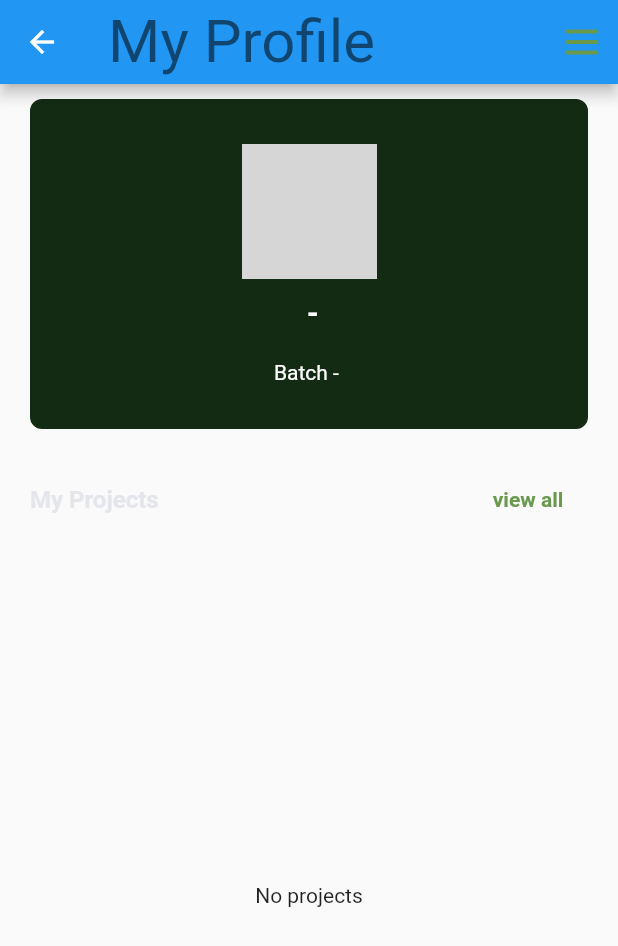
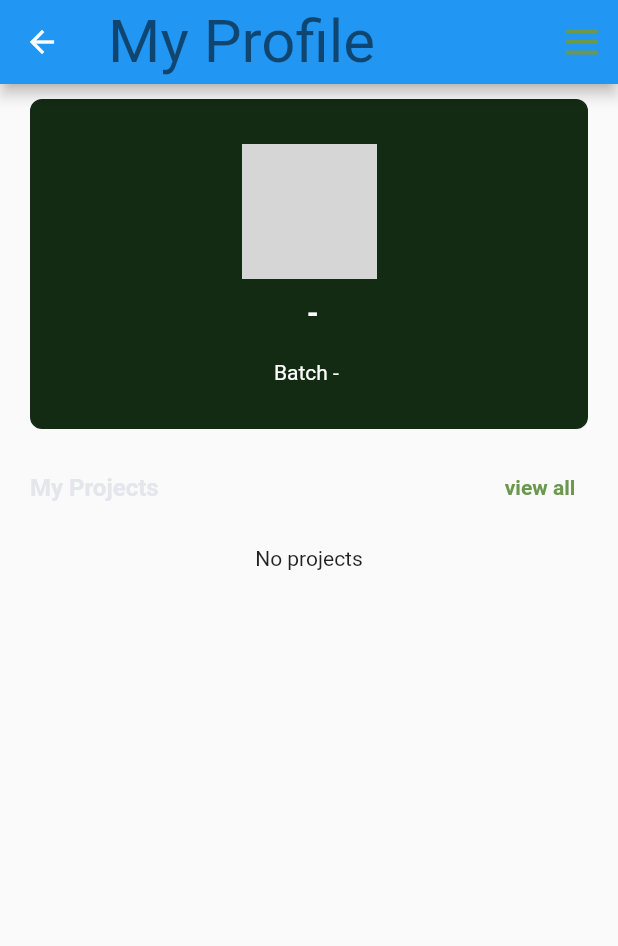
Before and after one commit to MAGHPMallawaarachchi/scholarsync-mobile-app, a Flutter app: the MyProfilePage screen opened directly, on a phone screen of 412 x 824 dp. Shown: the top 946 px of the screen. Run offline on Flutter 3.47's test engine with Material 2 defaults, Android fonts, the phone set to English and light mode, and no system bars; our stand-ins replace calendar_view, cloud_firestore, expandable_text, firebase_auth, firebase_core, firebase_storage and 3 more; accounts and stored records are empty; network calls fail; project files that could hold a hidden picture were left out; grey boxes are pictures that could not be loaded.

Commit message:
fix: reload issue of students profile

```diff
--- a/lib/model/student.dart
+++ b/lib/model/student.dart
@@ -22,7 +22,7 @@ class Student {
         "https://t3.ftcdn.net/jpg/03/46/83/96/360_F_346839683_6nAPzbhpSkIpb8pmAwufkC7c5eD7wYws.jpg",
   });
 
-  Map<String, dynamic> toMap() {
+  Map<String, dynamic> toJson() {
     return {
       'id': id,
       'email': email,
--- a/lib/views/pages/my_profile/my_profile_page.dart
+++ b/lib/views/pages/my_profile/my_profile_page.dart
@@ -7,11 +7,10 @@ import 'package:scholarsync/views/pages/my_profile/widgets/project_box.dart';
 import 'package:scholarsync/views/widgets/app_bar.dart';
 import 'package:scholarsync/views/pages/my_profile/widgets/profile_info.dart';
 import '../../../model/project.dart';
-import '../../../model/student.dart';
 import '../../../themes/app_theme.dart';
 
 class MyProfilePage extends StatefulWidget {
-  const MyProfilePage({super.key});
+  const MyProfilePage({Key? key}) : super(key: key);
 
   @override
   State<MyProfilePage> createState() => _MyProfilePageState();
@@ -20,9 +19,10 @@ class MyProfilePage extends StatefulWidget {
 class _MyProfilePageState extends State<MyProfilePage> {
   final StudentService studentService = StudentService();
 
-  Future<Student?> _fetchUser() async {
-    final userData = await studentService.fetchStudentData();
-    return userData;
+  Future<void> _refreshStudentData() async {
+    await Future.delayed(const Duration(seconds: 1));
+    await studentService.fetchStudentData();
+    setState(() {});
   }
 
   @override
@@ -40,33 +40,12 @@ class _MyProfilePageState extends State<MyProfilePage> {
           },
         ),
       ),
-        body: FutureBuilder(
-            future: _fetchUser(),
-            builder: (context, snapshot) {
-              if (snapshot.connectionState == ConnectionState.waiting) {
-                return const Center(
-                    child: CircularProgressIndicator(
-                  color: CommonColors.secondaryGreenColor,
-                ));
-              } else if (snapshot.hasError) {
-                return const Center(child: Text('Error'));
-              } else {
-                final student = snapshot.data!;
-                return Padding(
-                  padding:
-                      const EdgeInsets.symmetric(horizontal: 20, vertical: 10),
+      body: SingleChildScrollView(
+        child: Padding(
+          padding: const EdgeInsets.symmetric(horizontal: 20, vertical: 10),
           child: Column(
-                    crossAxisAlignment: CrossAxisAlignment.start,
             children: [
-                      ProfileInfo(
-                        id: student.id,
-                        profileImageUrl: student.profileImageUrl!,
-                        firstName: student.firstName,
-                        lastName: student.lastName,
-                        degreeProgram: student.degreeProgram,
-                        batch: student.batch,
-                        studentId: student.studentId,
-                      ),
+              const ProfileInfo(),
               const SizedBox(height: 15),
               Row(
                 mainAxisAlignment: MainAxisAlignment.spaceBetween,
@@ -78,14 +57,8 @@ class _MyProfilePageState extends State<MyProfilePage> {
                   TextButton(
                     onPressed: () {
                       Route route = MaterialPageRoute(
-                                  builder: (context) => const MyProjectsPage());
-                              Navigator.push(context, route);
-                            },
-                            child: TextButton(
-                              onPressed: () {
-                                Route route = MaterialPageRoute(
-                                    builder: (context) =>
-                                        const MyProjectsPage());
+                        builder: (context) => const MyProjectsPage(),
+                      );
                       Navigator.push(context, route);
                     },
                     child: Text(
@@ -93,12 +66,10 @@ class _MyProfilePageState extends State<MyProfilePage> {
                       style: getTextTheme(context, true).displaySmall,
                     ),
                   ),
-                          ),
                 ],
               ),
               const SizedBox(height: 15),
-                      Expanded(
-                        child: FutureBuilder(
+              FutureBuilder(
                 future: studentService.fetchProjectsForStudent(),
                 builder: (context, projectSnapshot) {
                   if (projectSnapshot.connectionState ==
@@ -110,12 +81,15 @@ class _MyProfilePageState extends State<MyProfilePage> {
                     );
                   } else if (projectSnapshot.hasError) {
                     return Center(
-                                  child: Text('Error${projectSnapshot.error}'));
+                      child: Text('Error${projectSnapshot.error}'),
+                    );
                   } else if (projectSnapshot.data != null &&
                       projectSnapshot.data!.isNotEmpty) {
-                              final List<Project>? projects =
-                                  projectSnapshot.data;
-                              return CustomScrollView(
+                    final List<Project>? projects = projectSnapshot.data;
+                    return SizedBox(
+                      height: MediaQuery.of(context).size.height *
+                          0.4, // Adjust the height as needed
+                      child: CustomScrollView(
                         physics: const BouncingScrollPhysics(),
                         slivers: [
                           SliverPadding(
@@ -132,38 +106,36 @@ class _MyProfilePageState extends State<MyProfilePage> {
                                   if (index < projects.length) {
                                     final project = projects[index];
                                     return ProjectBox(
-                                              projectNumber:
-                                                  (index + 1).toString(),
+                                      projectNumber: (index + 1).toString(),
                                       projectName: project.name,
-                                              date:
-                                                  FormatDate.projectformatDate(
-                                                      DateTime.parse(project
-                                                          .date
-                                                          .toString())),
+                                      date: FormatDate.projectformatDate(
+                                        DateTime.parse(
+                                          project.date.toString(),
+                                        ),
+                                      ),
                                       githubLink: project.link,
                                     );
                                   } else {
                                     return Container();
                                   }
                                 },
-                                        childCount: projects!.length < 4
-                                            ? projects.length
-                                            : 4,
+                                childCount:
+                                    projects!.length < 4 ? projects.length : 4,
                               ),
                             ),
                           ),
                         ],
+                      ),
                     );
                   } else {
                     return const Center(child: Text('No projects'));
                   }
                 },
               ),
+            ],
           ),
-                    ],
+        ),
       ),
     );
   }
-            }));
 }
-}
--- a/lib/views/pages/my_profile/widgets/profile_info.dart
+++ b/lib/views/pages/my_profile/widgets/profile_info.dart
@@ -1,27 +1,13 @@
 import 'package:flutter/material.dart';
 import 'package:scholarsync/constants/icon_constants.dart';
 import 'package:scholarsync/controllers/student_service.dart';
+import 'package:scholarsync/model/student.dart';
 import 'package:scholarsync/themes/palette.dart';
 import '../../../widgets/circular_icon_button.dart';
 
 class ProfileInfo extends StatefulWidget {
-  final String firstName;
-  final String lastName;
-  final String degreeProgram;
-  final String batch;
-  final String studentId;
-  final String profileImageUrl;
-  final String id;
-
   const ProfileInfo({
     super.key,
-    required this.firstName,
-    required this.lastName,
-    required this.degreeProgram,
-    required this.batch,
-    required this.studentId,
-    required this.profileImageUrl,
-    required this.id,
   });
 
   @override
@@ -30,6 +16,13 @@ class ProfileInfo extends StatefulWidget {
 
 class _ProfileInfoState extends State<ProfileInfo> {
   final StudentService studentService = StudentService();
+
+  @override
+  void initState() {
+    super.initState();
+    studentService.fetchStudentData();
+    setState(() {});
+  }
 
   @override
   Widget build(BuildContext context) {
@@ -44,7 +37,20 @@ class _ProfileInfoState extends State<ProfileInfo> {
         ),
         borderRadius: BorderRadius.circular(8.0),
       ),
-      child: Column(
+      child: FutureBuilder<Student?>(
+          future: studentService.fetchStudentData(),
+          builder: (context, snapshot) {
+            if (snapshot.connectionState == ConnectionState.waiting) {
+              return const Center(
+                child: CircularProgressIndicator(
+                  color: CommonColors.secondaryGreenColor,
+                ),
+              );
+            } else if (snapshot.hasError) {
+              return const Center(child: Text('Error fetching data'));
+            } else if (snapshot.hasData) {
+              final student = snapshot.data!;
+              return Column(
                 mainAxisAlignment: MainAxisAlignment.center,
                 children: [
                   Stack(
@@ -57,7 +63,8 @@ class _ProfileInfoState extends State<ProfileInfo> {
                         ),
                         child: Center(
                           child: CircleAvatar(
-                    backgroundImage: NetworkImage(widget.profileImageUrl),
+                            backgroundImage:
+                                NetworkImage(student.profileImageUrl!),
                             radius: 90 / 2,
                           ),
                         ),
@@ -70,9 +77,8 @@ class _ProfileInfoState extends State<ProfileInfo> {
                           iconAsset: IconConstants.cameraIcon,
                           iconColor: CommonColors.whiteColor,
                           buttonColor: CommonColors.secondaryGreenColor,
-                  onPressed: () {
-                    studentService.updateProfileImageURL(
-                        widget.id, widget.studentId);
+                          onPressed: () async {
+                            await studentService.uploadProfileImage(student);
                             setState(() {});
                           },
                         ),
@@ -81,7 +87,7 @@ class _ProfileInfoState extends State<ProfileInfo> {
                   ),
                   const SizedBox(height: 10),
                   Text(
-            '${widget.firstName} ${widget.lastName} - ${widget.studentId}',
+                    '${student.firstName} ${student.lastName} - ${student.studentId}',
                     style: const TextStyle(
                       fontSize: 20,
                       color: CommonColors.whiteColor,
@@ -90,21 +96,25 @@ class _ProfileInfoState extends State<ProfileInfo> {
                   ),
                   const SizedBox(height: 5),
                   Text(
-            widget.degreeProgram,
+                    student.degreeProgram,
                     style: const TextStyle(
                       color: CommonColors.whiteColor,
                       fontSize: 14,
                     ),
                   ),
                   Text(
-            'Batch - ${widget.batch}',
+                    'Batch - ${student.batch}',
                     style: const TextStyle(
                       color: CommonColors.whiteColor,
                       fontSize: 14,
                     ),
                   ),
                 ],
-      ),
+              );
+            } else {
+              return const Center(child: Text('No data'));
+            }
+          }),
     );
   }
 }
```
Also changed, not shown: lib/controllers/student_service.dart (+25 -21 lines). Lines whose indentation alone changed are shown as unchanged.
